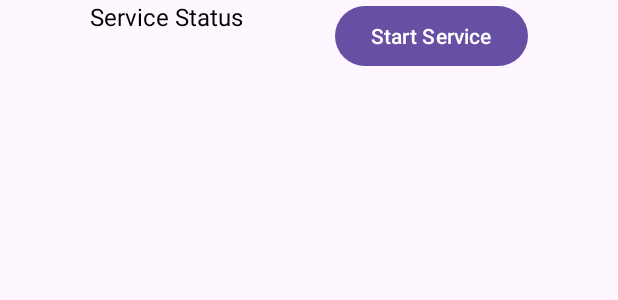
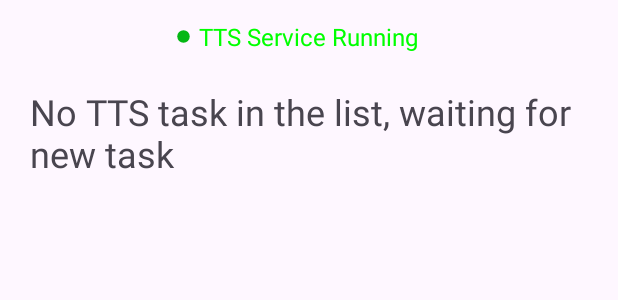
Before and after one commit to NAbdulla1/news-article-to-video-automation, an Android app: the layout activity_main.xml on its own in the app's theme, with its tools: preview values and no code run, on a phone screen of 412 x 824 dp. Shown: the top 300 px of the screen. Run offline under Robolectric (Android 15) with nearby library versions, the light colour scheme and no system bars.

Commit message:
Update service status ui, show text if task list is empty

```diff
--- /dev/null
+++ b/NewsAppTTSNode/app/src/main/res/drawable/ic_online.xml
@@ -0,0 +1,10 @@
+<?xml version="1.0" encoding="utf-8"?>
+<vector xmlns:android="http://schemas.android.com/apk/res/android"
+    android:width="10dp"
+    android:height="10dp"
+    android:viewportWidth="24.0"
+    android:viewportHeight="24.0">
+    <path
+        android:fillColor="#05b714"
+        android:pathData="M12,12m-10,0a10,10 0,1 1,20 0a10,10 0,1 1,-20 0"/>
+</vector>
--- a/NewsAppTTSNode/app/src/main/res/layout/activity_main.xml
+++ b/NewsAppTTSNode/app/src/main/res/layout/activity_main.xml
@@ -7,16 +7,26 @@
     android:layout_height="match_parent"
     tools:context=".MainActivity">
 
+    <ImageView
+        android:id="@+id/ivOnlineDot"
+        android:layout_width="10dp"
+        android:layout_height="10dp"
+        android:layout_marginEnd="5dp"
+        android:contentDescription="@string/online_status_dot"
+        android:src="@drawable/ic_online"
+        app:layout_constraintBottom_toBottomOf="@id/tvServiceStatusText"
+        app:layout_constraintEnd_toStartOf="@id/tvServiceStatusText"
+        app:layout_constraintTop_toTopOf="@id/tvServiceStatusText" />
+
     <TextView
         android:id="@+id/tvServiceStatusText"
         android:layout_width="wrap_content"
-        android:layout_height="0dp"
-        android:text="Service Status"
-        android:textColor="#000000"
+        android:layout_height="wrap_content"
+        android:text="@string/tts_service_running"
+        android:textColor="#00ff00"
         android:textSize="16sp"
         app:layout_constraintBottom_toBottomOf="@+id/btnStartService"
-        app:layout_constraintEnd_toStartOf="@+id/btnStartService"
-        app:layout_constraintHorizontal_bias="0.5"
+        app:layout_constraintEnd_toEndOf="parent"
         app:layout_constraintStart_toStartOf="parent"
         app:layout_constraintTop_toTopOf="parent" />
 
@@ -24,18 +34,31 @@
         android:id="@+id/btnStartService"
         android:layout_width="wrap_content"
         android:layout_height="wrap_content"
-        android:text="Start Service"
+        android:text="@string/tts_service_stopped_start_service"
+        android:visibility="invisible"
         app:layout_constraintEnd_toEndOf="parent"
-        app:layout_constraintHorizontal_bias="0.5"
-        app:layout_constraintStart_toEndOf="@+id/tvServiceStatusText"
+        app:layout_constraintStart_toStartOf="parent"
         app:layout_constraintTop_toTopOf="parent" />
+
+    <TextView
+        android:id="@+id/tvListEmpty"
+        android:layout_width="wrap_content"
+        android:layout_height="wrap_content"
+        android:layout_marginTop="10dp"
+        android:paddingStart="20dp"
+        android:paddingEnd="20dp"
+        android:text="@string/no_items_in_the_list"
+        android:textSize="24sp"
+        app:layout_constraintEnd_toEndOf="parent"
+        app:layout_constraintStart_toStartOf="parent"
+        app:layout_constraintTop_toBottomOf="@+id/btnStartService" />
 
     <androidx.recyclerview.widget.RecyclerView
         android:id="@+id/rvNewsArticles"
         android:layout_width="match_parent"
         android:layout_height="0dp"
         app:layout_constraintBottom_toBottomOf="parent"
-        app:layout_constraintTop_toBottomOf="@+id/tvServiceStatusText"
+        app:layout_constraintTop_toBottomOf="@+id/btnStartService"
         app:layout_constraintVertical_bias="0.0" />
 
 </androidx.constraintlayout.widget.ConstraintLayout>
--- a/NewsAppTTSNode/app/src/main/res/values/strings.xml
+++ b/NewsAppTTSNode/app/src/main/res/values/strings.xml
@@ -1,3 +1,7 @@
 <resources>
     <string name="app_name">NewsAppTTSNode</string>
+    <string name="tts_service_stopped_start_service">TTS Service stopped, Start Service</string>
+    <string name="tts_service_running">TTS Service Running</string>
+    <string name="no_items_in_the_list">No TTS task in the list, waiting for new task</string>
+    <string name="online_status_dot">Online status dot</string>
 </resources>
```
Also changed, not shown: NewsAppTTSNode/app/src/main/java/com/nabdulla/newsappttsnode/MainActivity.java (+47 -21 lines).
